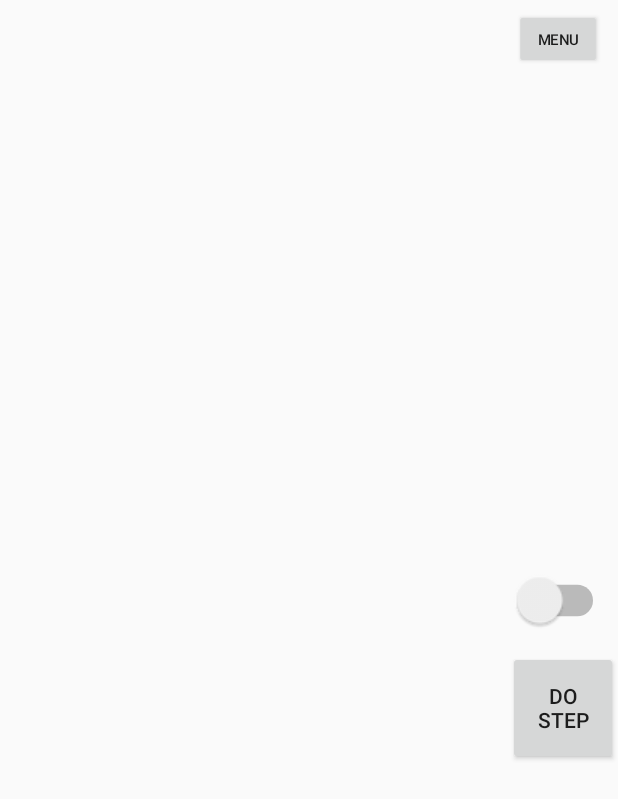
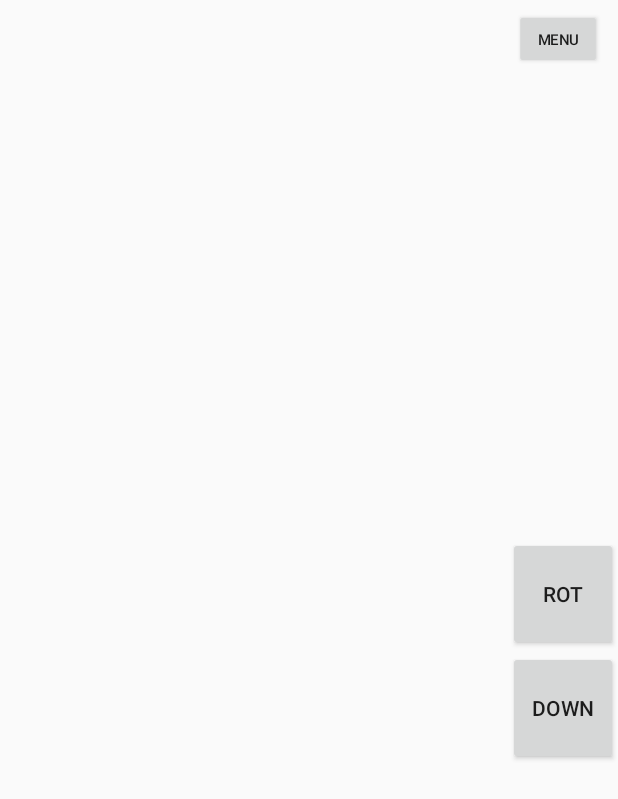
Before and after one commit to Vaniog/Tetris3D, an Android app: the layout activity_game.xml on its own in the app's theme, with its tools: preview values and no code run, on a phone screen of 412 x 824 dp. Shown: the top 799 px of the screen. Run offline under Robolectric (Android 15) with nearby library versions, the phone set to English and light mode, and no system bars.

Commit message:
optimisation + game update

```diff
--- a/app/src/main/AndroidManifest.xml
+++ b/app/src/main/AndroidManifest.xml
@@ -12,7 +12,8 @@
         android:roundIcon="@mipmap/ic_launcher_round"
         android:supportsRtl="true"
         android:theme="@style/Theme.Tetris3d">
-        <activity android:name=".CampaignActivity"></activity>
+        <activity android:name=".TutorialActivity"></activity>
+        <activity android:name=".CampaignActivity" />
         <activity android:name=".CasualActivity" />
         <activity android:name=".GameActivity" />
         <activity android:name=".MainActivity">
--- a/app/src/main/java/com/example/tetris3d/CustomOpenGL/DrawableSquare.kt
+++ b/app/src/main/java/com/example/tetris3d/CustomOpenGL/DrawableSquare.kt
@@ -4,6 +4,7 @@ import android.graphics.Canvas
 import android.graphics.Color
 import android.graphics.Paint
 import android.graphics.Path
+import androidx.core.graphics.alpha
 import androidx.core.graphics.blue
 import androidx.core.graphics.green
 import androidx.core.graphics.red
@@ -67,7 +68,7 @@ class DrawableSquare(
         k = sqrt(k)
         //k = sin(k * PI / 2)
 
-        paint.color = Color.rgb((color.red * k.toFloat()).toInt(), (color.green * k.toFloat()).toInt(), (color.blue * k.toFloat()).toInt())
+        paint.color = Color.argb(color.alpha, (color.red * k.toFloat()).toInt(), (color.green * k.toFloat()).toInt(), (color.blue * k.toFloat()).toInt())
         canvas.apply {
             val path = Path()
             path.fillType = Path.FillType.EVEN_ODD
--- a/app/src/main/java/com/example/tetris3d/CustomOpenGL/DrawableTriangle.kt
+++ b/app/src/main/java/com/example/tetris3d/CustomOpenGL/DrawableTriangle.kt
@@ -4,6 +4,7 @@ import android.graphics.Canvas
 import android.graphics.Color
 import android.graphics.Paint
 import android.graphics.Path
+import androidx.core.graphics.alpha
 import androidx.core.graphics.blue
 import androidx.core.graphics.green
 import androidx.core.graphics.red
@@ -62,7 +63,7 @@ class DrawableTriangle(
         if (k < 0.5)
             return
         k *= k * k
-        paint.color = Color.rgb((color.red * k.toFloat()).toInt(), (color.green * k.toFloat()).toInt(), (color.blue * k.toFloat()).toInt())
+        paint.color = Color.argb(color.alpha, (color.red * k.toFloat()).toInt(), (color.green * k.toFloat()).toInt(), (color.blue * k.toFloat()).toInt())
         canvas.apply {
             val path = Path()
             path.fillType = Path.FillType.EVEN_ODD
--- a/app/src/main/java/com/example/tetris3d/MainActivity.kt
+++ b/app/src/main/java/com/example/tetris3d/MainActivity.kt
@@ -18,6 +18,7 @@ class MainActivity : AppCompatActivity() {
         val classicButton = findViewById<Button>(R.id.classicButton)
         val casualButton = findViewById<Button>(R.id.casualButton)
         val campaignButton = findViewById<Button>(R.id.campaignButton)
+        val tutorialButton = findViewById<Button>(R.id.tutorialButton)
 
         val sharedPreferences = getSharedPreferences("data", Context.MODE_PRIVATE)
         val highScore = sharedPreferences.getInt("HIGH_SCORE", 0)
@@ -36,5 +37,9 @@ class MainActivity : AppCompatActivity() {
             val i = Intent(this, CampaignActivity::class.java)
             startActivity(i)
         }
+        tutorialButton.setOnClickListener{
+            val i = Intent(this, TutorialActivity::class.java)
+            startActivity(i)
+        }
     }
 }
--- a/app/src/main/res/layout/activity_game.xml
+++ b/app/src/main/res/layout/activity_game.xml
@@ -17,30 +17,11 @@
         android:id="@+id/doStep"
         android:layout_width="73dp"
         android:layout_height="76dp"
-        android:text="DO STEP"
+        android:text="DOWN"
         app:layout_constraintBottom_toBottomOf="parent"
         app:layout_constraintEnd_toEndOf="parent"
         app:layout_constraintTop_toTopOf="parent"
         app:layout_constraintVertical_bias="0.58000004" />
-
-    <Switch
-        android:id="@+id/switch3"
-        android:layout_width="wrap_content"
-        android:layout_height="wrap_content"
-        android:scaleX="1.5"
-        android:scaleY="1.5"
-        android:shadowColor="#000000"
-        android:textColor="#000000"
-        android:textColorHighlight="#000000"
-        android:textColorHint="#000000"
-        android:textColorLink="#000000"
-        android:textOff="MOVE"
-        android:textOn="LOOK"
-        app:layout_constraintBottom_toTopOf="@+id/doStep"
-        app:layout_constraintEnd_toEndOf="parent"
-        app:layout_constraintStart_toStartOf="@+id/doStep"
-        app:layout_constraintTop_toTopOf="parent"
-        app:layout_constraintVertical_bias="0.95" />
 
     <Button
         android:id="@+id/button2"
@@ -52,4 +33,12 @@
         app:layout_constraintEnd_toEndOf="parent"
         app:layout_constraintTop_toTopOf="@+id/frameLayout" />
 
+    <Button
+        android:id="@+id/rotateButton"
+        android:layout_width="73dp"
+        android:layout_height="76dp"
+        android:text="ROT"
+        app:layout_constraintBottom_toTopOf="@+id/doStep"
+        app:layout_constraintEnd_toEndOf="parent" />
+
 </androidx.constraintlayout.widget.ConstraintLayout>
```
Also changed, not shown: app/src/main/java/com/example/tetris3d/CustomOpenGL/ScoreBoard.kt (+10 -3 lines), app/src/main/java/com/example/tetris3d/FieldSpace.kt (+94 -6 lines), app/src/main/java/com/example/tetris3d/GameActivity.kt (+9 -15 lines), app/src/main/java/com/example/tetris3d/TutorialActivity.kt (added, +33 -0 lines), app/src/main/res/layout/activity_main.xml (+13 -4 lines), app/src/main/res/layout/activity_tutorial.xml (added, +28 -0 lines).
